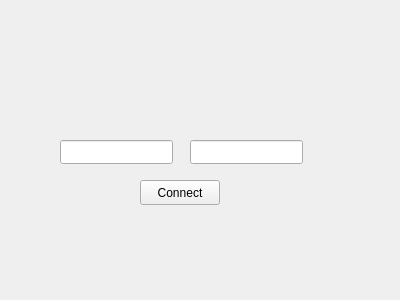
First picture: the form in archbucket-desktop/gui/loginform.ui, repository explosion204/archbucket, before the edit.
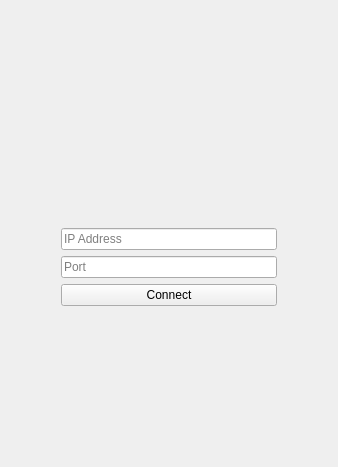
Second picture: the form after the edit.

Diff of the .ui file:
```diff
--- a/archbucket-desktop/gui/loginform.ui
+++ b/archbucket-desktop/gui/loginform.ui
@@ -6,46 +6,103 @@
    <rect>
     <x>0</x>
     <y>0</y>
-    <width>400</width>
-    <height>300</height>
+    <width>338</width>
+    <height>467</height>
    </rect>
   </property>
+  <property name="sizePolicy">
+   <sizepolicy hsizetype="Fixed" vsizetype="Fixed">
+    <horstretch>0</horstretch>
+    <verstretch>0</verstretch>
+   </sizepolicy>
+  </property>
   <property name="windowTitle">
    <string>Form</string>
   </property>
-  <widget class="QLineEdit" name="ipEdit">
-   <property name="geometry">
-    <rect>
-     <x>60</x>
-     <y>140</y>
-     <width>113</width>
-     <height>24</height>
-    </rect>
-   </property>
-  </widget>
-  <widget class="QLineEdit" name="portEdit">
-   <property name="geometry">
-    <rect>
-     <x>190</x>
-     <y>140</y>
-     <width>113</width>
-     <height>24</height>
-    </rect>
-   </property>
-  </widget>
-  <widget class="QPushButton" name="connectButton">
-   <property name="geometry">
-    <rect>
-     <x>140</x>
-     <y>180</y>
-     <width>80</width>
-     <height>25</height>
-    </rect>
-   </property>
-   <property name="text">
-    <string>Connect</string>
-   </property>
-  </widget>
+  <layout class="QGridLayout" name="gridLayout">
+   <item row="1" column="1">
+    <widget class="QLineEdit" name="ipEdit">
+     <property name="placeholderText">
+      <string>IP Address</string>
+     </property>
+    </widget>
+   </item>
+   <item row="3" column="1">
+    <widget class="QPushButton" name="connectButton">
+     <property name="text">
+      <string>Connect</string>
+     </property>
+    </widget>
+   </item>
+   <item row="2" column="2">
+    <spacer name="horizontalSpacer">
+     <property name="orientation">
+      <enum>Qt::Horizontal</enum>
+     </property>
+     <property name="sizeType">
+      <enum>QSizePolicy::Fixed</enum>
+     </property>
+     <property name="sizeHint" stdset="0">
+      <size>
+       <width>50</width>
+       <height>20</height>
+      </size>
+     </property>
+    </spacer>
+   </item>
+   <item row="2" column="1">
+    <widget class="QLineEdit" name="portEdit">
+     <property name="placeholderText">
+      <string>Port</string>
+     </property>
+    </widget>
+   </item>
+   <item row="2" column="0">
+    <spacer name="horizontalSpacer_2">
+     <property name="orientation">
+      <enum>Qt::Horizontal</enum>
+     </property>
+     <property name="sizeType">
+      <enum>QSizePolicy::Preferred</enum>
+     </property>
+     <property name="sizeHint" stdset="0">
+      <size>
+       <width>50</width>
+       <height>20</height>
+      </size>
+     </property>
+    </spacer>
+   </item>
+   <item row="0" column="1">
+    <spacer name="verticalSpacer">
+     <property name="orientation">
+      <enum>Qt::Vertical</enum>
+     </property>
+     <property name="sizeHint" stdset="0">
+      <size>
+       <width>20</width>
+       <height>40</height>
+      </size>
+     </property>
+    </spacer>
+   </item>
+   <item row="4" column="1">
+    <spacer name="verticalSpacer_2">
+     <property name="orientation">
+      <enum>Qt::Vertical</enum>
+     </property>
+     <property name="sizeType">
+      <enum>QSizePolicy::Preferred</enum>
+     </property>
+     <property name="sizeHint" stdset="0">
+      <size>
+       <width>20</width>
+       <height>150</height>
+      </size>
+     </property>
+    </spacer>
+   </item>
+  </layout>
  </widget>
  <resources/>
  <connections/>
```
